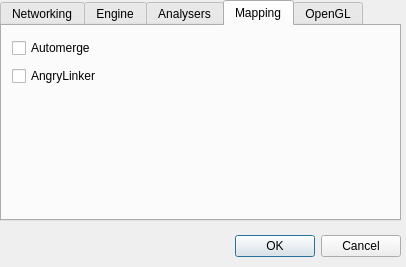
The window that expandora/src/configedit.ui (MUME/exPandora) describes before a commit, drawn with Qt 5.
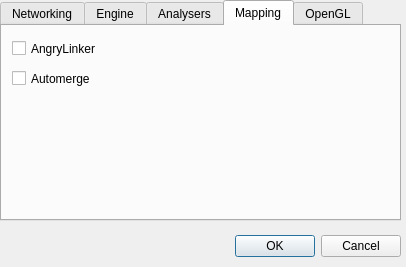
The same window after the commit. The open tabs and pages were chosen to show the change.

Diff of the .ui file:
```diff
--- a/expandora/src/configedit.ui
+++ b/expandora/src/configedit.ui
@@ -338,37 +338,31 @@
     <attribute name="title" >
      <string>Mapping</string>
     </attribute>
-    <widget class="QWidget" name="widget_3" >
+    <widget class="QCheckBox" name="checkBox_angrylinker" >
      <property name="geometry" >
       <rect>
        <x>10</x>
        <y>10</y>
-       <width>100</width>
-       <height>54</height>
+       <width>121</width>
+       <height>25</height>
       </rect>
      </property>
-     <layout class="QVBoxLayout" >
-      <property name="margin" >
-       <number>0</number>
-      </property>
-      <property name="spacing" >
-       <number>6</number>
-      </property>
-      <item>
-       <widget class="QCheckBox" name="checkBox_automerge" >
-        <property name="text" >
-         <string>Automerge</string>
-        </property>
-       </widget>
-      </item>
-      <item>
-       <widget class="QCheckBox" name="checkBox_angrylinker" >
-        <property name="text" >
-         <string>AngryLinker</string>
-        </property>
-       </widget>
-      </item>
-     </layout>
+     <property name="text" >
+      <string>AngryLinker</string>
+     </property>
+    </widget>
+    <widget class="QCheckBox" name="checkBox_automerge" >
+     <property name="geometry" >
+      <rect>
+       <x>10</x>
+       <y>40</y>
+       <width>105</width>
+       <height>25</height>
+      </rect>
+     </property>
+     <property name="text" >
+      <string>Automerge</string>
+     </property>
     </widget>
    </widget>
    <widget class="QWidget" name="tab" >
```
Left out of the diff: 38 changed lines with no effect on the pictures.
